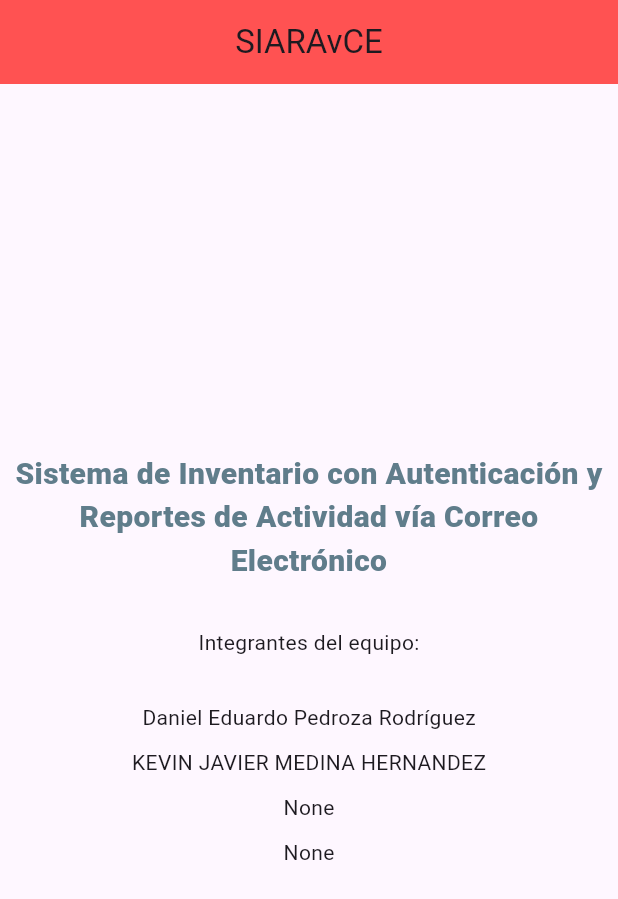
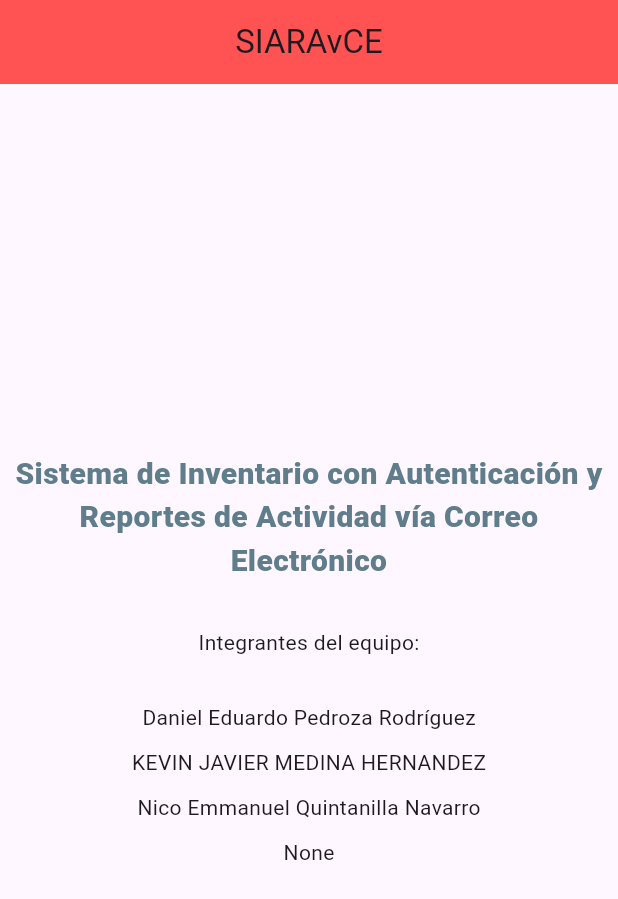
Before and after one commit to up220672/2024-3-POO-SIARAvCE, a Flutter app: the screen it shows after launch, on a phone screen of 412 x 824 dp. Shown: the top 899 px of the screen. Run offline on Flutter 3.47's test engine with Material 3 defaults, Android fonts, the phone set to English and light mode, and no system bars; our stand-ins replace shared_preferences.

Commit message:
Nico se unio al equipor (Olvide agregar mi nombre en el responsive\mobile)

```diff
--- a/frontend/lib/responsive/desktop/home.dart
+++ b/frontend/lib/responsive/desktop/home.dart
@@ -7,7 +7,8 @@ class HomeDesktop extends StatelessWidget {
   Widget build(BuildContext context) {
     return Scaffold(
       appBar: AppBar(
-        title: const Text('Sistema de Inventario con Autenticación y Reportes de Actividad vía Correo Electrónico'),
+        title: const Text(
+            'Sistema de Inventario con Autenticación y Reportes de Actividad vía Correo Electrónico'),
         centerTitle: true,
         backgroundColor: Colors.amberAccent,
       ),
--- a/frontend/lib/responsive/mobile/home.dart
+++ b/frontend/lib/responsive/mobile/home.dart
@@ -19,7 +19,10 @@ class HomeMobile extends StatelessWidget {
             Text(
               'Sistema de Inventario con Autenticación y Reportes de Actividad vía Correo Electrónico',
               textAlign: TextAlign.center,
-              style: TextStyle(fontSize: 20, fontWeight: FontWeight.w900, color: Colors.blueGrey),
+              style: TextStyle(
+                  fontSize: 20,
+                  fontWeight: FontWeight.w900,
+                  color: Colors.blueGrey),
             ),
             SizedBox(height: 30),
             Text("Integrantes del equipo:"),
@@ -28,7 +31,7 @@ class HomeMobile extends StatelessWidget {
             SizedBox(height: 10),
             Text("KEVIN JAVIER MEDINA HERNANDEZ"),
             SizedBox(height: 10),
-            Text("None"),
+            Text("Nico Emmanuel Quintanilla Navarro"),
             SizedBox(height: 10),
             Text("None"),
           ],
```
